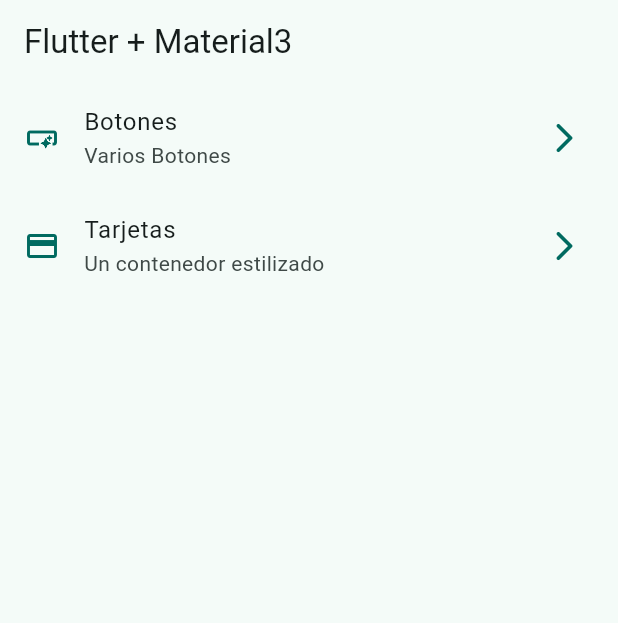
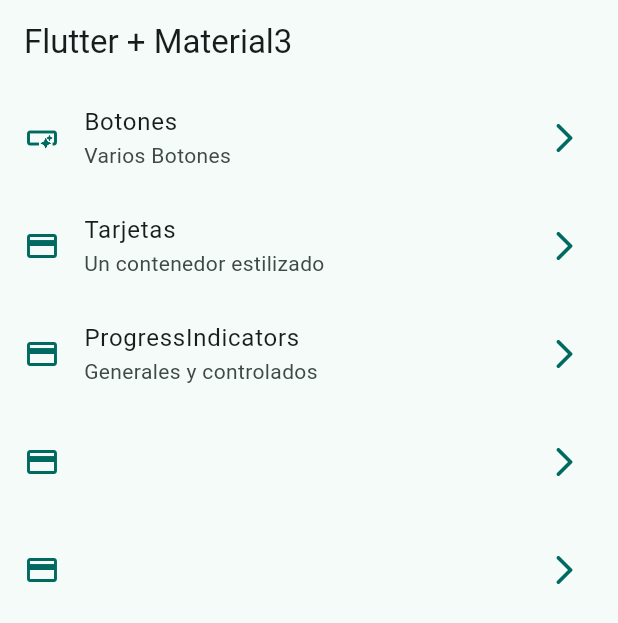
Before and after one commit to PaulMec/widgets_app, a Flutter app: the screen it shows after launch, on a phone screen of 412 x 824 dp. Shown: the top 623 px of the screen. Run offline on Flutter 3.47's test engine with Material 3 defaults, Android fonts, the phone set to English and light mode, and no system bars; our stand-ins replace go_router.

Commit message:
progress indicators finish

```diff
--- a/lib/config/menu/menu_items.dart
+++ b/lib/config/menu/menu_items.dart
@@ -25,4 +25,11 @@ const appMenuItems = <MenuItem>[
       subtitle: 'Un contenedor estilizado',
       link: '/cards',
       icon: Icons.credit_card),
+  MenuItem(
+      title: 'ProgressIndicators',
+      subtitle: 'Generales y controlados',
+      link: '/progress',
+      icon: Icons.credit_card),
+  MenuItem(title: '', subtitle: '', link: '/', icon: Icons.credit_card),
+  MenuItem(title: '', subtitle: '', link: '/', icon: Icons.credit_card),
 ];
--- a/lib/config/router/app_router.dart
+++ b/lib/config/router/app_router.dart
@@ -19,5 +19,10 @@ final appRouter = GoRouter(
       name: CardsScreen.name,
       builder: (context, state) => const CardsScreen(),
     ),
+    GoRoute(
+      path: '/progress',
+      name: ProgressScreen.name,
+      builder: (context, state) => const ProgressScreen(),
+    ),
   ],
 );
--- a/lib/presentation/screens/home/home_screen.dart
+++ b/lib/presentation/screens/home/home_screen.dart
@@ -1,7 +1,6 @@
 import 'package:flutter/material.dart';
 import 'package:go_router/go_router.dart';
 import 'package:widgets_app/config/menu/menu_items.dart';
-import 'package:widgets_app/presentation/screens/cards/cards_screen.dart';
 
 class HomeScreen extends StatelessWidget {
   static const String name = 'home_screen';
```
Also changed, not shown: lib/presentation/screens/progress/progress_screen.dart (+58 -1 lines).
